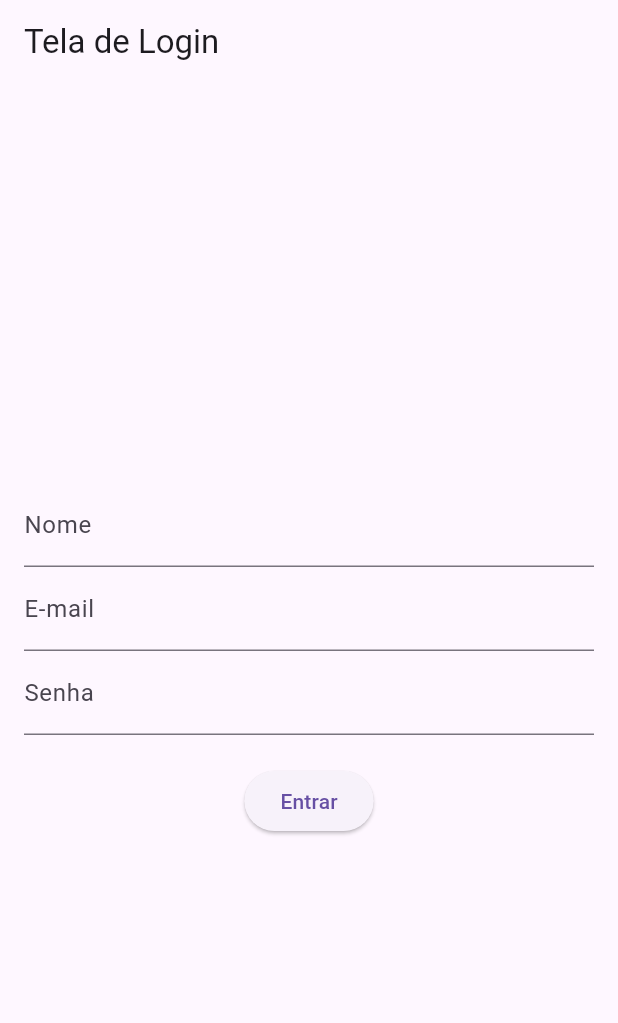
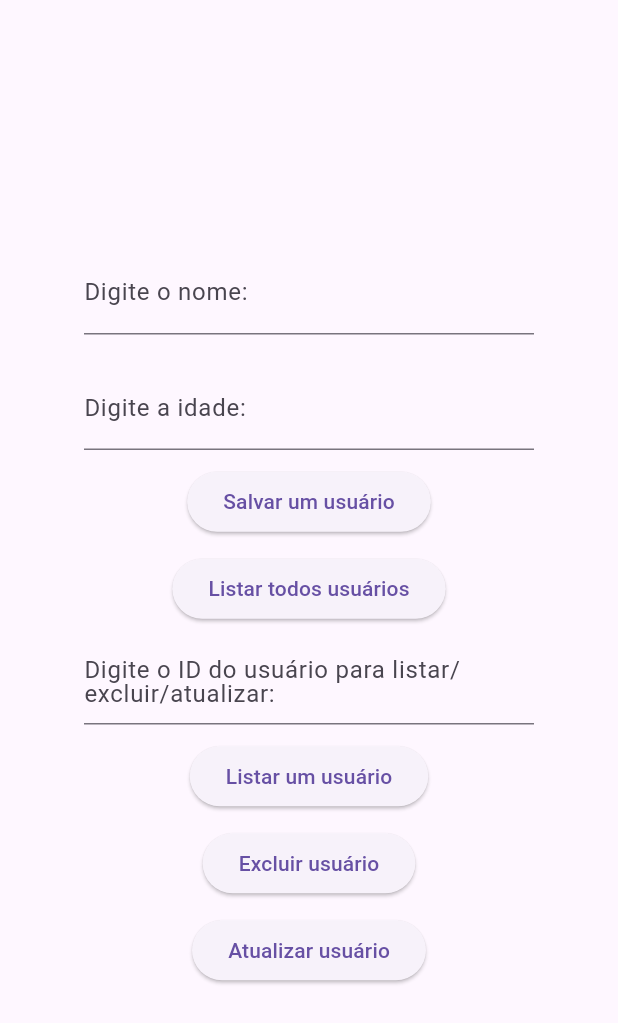
Before and after one commit to LucasVieiraaaa/register-flutter, a Flutter app: the screen it shows after launch, on a phone screen of 412 x 824 dp. Shown: the top 1023 px of the screen. Run offline on Flutter 3.47's test engine with Material 3 defaults, Android fonts, the phone set to English and light mode, and no system bars; our stand-ins replace sqflite; accounts and stored records are empty.

Commit message:
update for data base

```diff
--- a/lib/main.dart
+++ b/lib/main.dart
@@ -1,157 +1,285 @@
 import 'package:flutter/material.dart';
+import 'package:sqflite/sqflite.dart';
+import 'package:path/path.dart';
 
 void main() {
-  runApp(const MyApp());
+  runApp(const App());
 }
 
-class MyApp extends StatelessWidget {
-  const MyApp({super.key});
+class App extends StatelessWidget {
+  const App({super.key});
 
   @override
   Widget build(BuildContext context) {
-    return MaterialApp(
-      title: 'Lista e Login App',
-      theme: ThemeData(
-        primarySwatch: Colors.blue,
-      ),
-      initialRoute: '/login',
-      routes: {
-        '/login': (context) => const LoginScreen(),
-        '/list': (context) => const ListScreen(),
-      },
+    return const MaterialApp(
+      home: Home(),
     );
   }
 }
 
-class LoginScreen extends StatefulWidget {
-  const LoginScreen({super.key});
+class Home extends StatefulWidget {
+  const Home({super.key});
 
   @override
-  State<LoginScreen> createState() => _LoginScreenState();
+  State<Home> createState() => _HomeState();
 }
 
-class _LoginScreenState extends State<LoginScreen> {
-  final _formKey = GlobalKey<FormState>();
-  final _nameController = TextEditingController();
-  final _emailController = TextEditingController();
-  final _passwordController = TextEditingController();
+class _HomeState extends State<Home> {
+  // Método para recuperar ou abrir o banco de dados
+  _recuperarBD() async {
+    // Obtém o caminho onde o banco de dados será salvo no dispositivo
+    final caminho = await getDatabasesPath();
+    final local = join(caminho, "bancodados.db");
 
-  void _login() {
-    if (_emailController.text == 'admin@admin.com' &&
-        _passwordController.text == '12345') {
-      Navigator.pushNamed(
-        context,
-        '/list',
-        arguments: _nameController.text.isEmpty
-            ? 'Usuário'
-            : _nameController.text,
+    // Abre o banco de dados e cria a tabela 'usuarios' se ainda não existir
+    var retorno = await openDatabase(
+      local,
+      version: 1,
+      onCreate: (db, dbVersaoRecente) {
+        // SQL para criar a tabela 'usuarios' com colunas de ID, nome e idade
+        String sql = "CREATE TABLE usuarios ("
+            "id INTEGER PRIMARY KEY AUTOINCREMENT, "
+            "nome VARCHAR, idade INTEGER)";
+        db.execute(sql);
+      },
     );
-    } else {
+
+    print("Aberto ${retorno.isOpen.toString()}");
+
+    return retorno;
+  }
+
+  // Método para inserir um novo usuário no banco de dados
+  _salvarDados(BuildContext context, String nome, int idade) async {
+    Database db = await _recuperarBD();
+
+    // Dados a serem inseridos, representados como um mapa
+    Map<String, dynamic> dadosUsuario = {
+      "nome": nome,
+      "idade": idade,
+    };
+
+    // Insere os dados na tabela 'usuarios' e retorna o ID do novo registro
+    int id = await db.insert("usuarios", dadosUsuario);
+    print("Salvo $id");
+
+    // Exibe um diálogo para o usuário confirmar que o registro foi salvo
+    _mostrarDialogo(context, "Usuário salvo com sucesso!");
+  }
+
+  // Método para exibir diálogos de confirmação e mensagens
+  _mostrarDialogo(BuildContext context, String mensagem) {
     showDialog(
       context: context,
-        builder: (context) => AlertDialog(
-          title: const Text('Dados inválidos'),
-          content: const Text('Usuário e/ou senha incorreto(a)'),
+      builder: (BuildContext context) {
+        return AlertDialog(
+          title: const Text("Resultado"),
+          content: Text(mensagem),
           actions: [
             TextButton(
-              onPressed: () => Navigator.pop(context),
-              child: const Text('Não'),
-            ),
-            TextButton(
-              onPressed: () => Navigator.pop(context),
-              child: const Text('Sim'),
+              onPressed: () {
+                Navigator.of(context).pop();
+              },
+              child: const Text("OK"),
             ),
           ],
-        ),
         );
+      },
+    );
+  }
+
+  // Método para listar todos os usuários armazenados no banco de dados
+  _listarUsuarios() async {
+    Database db = await _recuperarBD();
+    String sql = "SELECT * FROM usuarios";
+    List usuarios = await db.rawQuery(sql);
+
+    // Imprime os dados de cada usuário listado no banco
+    for (var usu in usuarios) {
+      print(
+          " id: ${usu['id'].toString()} nome: ${usu['nome']} idade: ${usu['idade']}");
     }
   }
 
-  @override
-  void dispose() {
-    _nameController.dispose();
-    _emailController.dispose();
-    _passwordController.dispose();
-    super.dispose();
+  // Método para listar um usuário específico com base no ID
+  _listarUmUsuario(BuildContext context, int id) async {
+    Database db = await _recuperarBD();
+
+    // Faz a consulta na tabela 'usuarios' com o ID fornecido
+    List usuarios = await db.query(
+      "usuarios",
+      columns: ["id", "nome", "idade"],
+      where: "id = ?",
+      whereArgs: [id],
+    );
+
+    // Verifica se o usuário existe e exibe um diálogo com as informações
+    if (usuarios.isNotEmpty) {
+      var usuario = usuarios.first;
+      _mostrarDialogo(context,
+          "ID: ${usuario['id']} \nNome: ${usuario['nome']} \nIdade: ${usuario['idade']}");
+    } else {
+      _mostrarDialogo(context, "Usuário com ID $id não encontrado.");
     }
+  }
+
+  // Método para excluir um usuário com base no ID
+  _excluirUsuario(BuildContext context, int id) async {
+    Database db = await _recuperarBD();
+
+    // Exclui o registro de acordo com o ID fornecido
+    int retorno = await db.delete(
+      "usuarios",
+      where: "id = ?",
+      whereArgs: [id],
+    );
+
+    print("Itens excluídos: $retorno");
+
+    // Exibe um diálogo para confirmar a exclusão
+    _mostrarDialogo(context, "Usuário com ID $id excluído com sucesso.");
+  }
+
+  // Método para atualizar informações de um usuário existente
+  _atualizarUsuario(
+      BuildContext context, int id, String? nome, int? idade) async {
+    Database db = await _recuperarBD();
+
+    // Cria um mapa para atualizar os dados somente dos campos não nulos
+    Map<String, dynamic> dadosUsuario = {};
+    if (nome != null && nome.isNotEmpty) {
+      dadosUsuario["nome"] = nome;
+    }
+    if (idade != null) {
+      dadosUsuario["idade"] = idade;
+    }
+
+    // Realiza a atualização caso existam campos para modificar
+    if (dadosUsuario.isNotEmpty) {
+      int retorno = await db.update(
+        "usuarios",
+        dadosUsuario,
+        where: "id = ?",
+        whereArgs: [id],
+      );
+
+      print("Itens atualizados: $retorno");
+      _mostrarDialogo(context, "Usuário com ID $id atualizado com sucesso.");
+    } else {
+      _mostrarDialogo(context, "Nenhuma informação para atualizar.");
+    }
+  }
+
+  final TextEditingController _nomeController = TextEditingController();
+  final TextEditingController _idadeController = TextEditingController();
+  final TextEditingController _idController = TextEditingController();
 
   @override
   Widget build(BuildContext context) {
     return Scaffold(
-      appBar: AppBar(title: const Text('Tela de Login')),
-      body: Padding(
-        padding: const EdgeInsets.all(16.0),
-        child: Form(
-          key: _formKey,
+      body: Container(
+        alignment: Alignment.center,
         child: Column(
+          mainAxisSize: MainAxisSize.max,
           mainAxisAlignment: MainAxisAlignment.center,
           children: [
-              TextFormField(
-                controller: _nameController,
-                decoration: const InputDecoration(labelText: 'Nome'),
+            Container(
+              margin: const EdgeInsets.all(0.5),
+              width: 300,
+              alignment: Alignment.center,
+              child: TextField(
+                controller: _nomeController,
+                decoration: const InputDecoration(
+                  label: Text("Digite o nome:"),
                 ),
-              TextFormField(
-                controller: _emailController,
-                decoration: const InputDecoration(labelText: 'E-mail'),
-                keyboardType: TextInputType.emailAddress,
               ),
-              TextFormField(
-                controller: _passwordController,
-                decoration: const InputDecoration(labelText: 'Senha'),
-                obscureText: true,
             ),
-              const SizedBox(height: 20),
+            const Padding(padding: EdgeInsets.all(10)),
+            Container(
+              margin: const EdgeInsets.all(0.5),
+              width: 300,
+              alignment: Alignment.center,
+              child: TextField(
+                controller: _idadeController,
+                decoration: const InputDecoration(
+                  label: Text("Digite a idade:"),
+                ),
+                keyboardType: TextInputType.number,
+              ),
+            ),
+            const SizedBox(height: 10),
             ElevatedButton(
-                onPressed: _login,
-                child: const Text('Entrar'),
+              onPressed: () {
+                _salvarDados(context, _nomeController.text,
+                    int.tryParse(_idadeController.text) ?? 0);
+              },
+              child: const Text("Salvar um usuário"),
+            ),
+            const SizedBox(height: 10),
+            ElevatedButton(
+              onPressed: _listarUsuarios,
+              child: const Text("Listar todos usuários"),
+            ),
+            const SizedBox(height: 10),
+            Container(
+              margin: const EdgeInsets.all(0.5),
+              width: 300,
+              alignment: Alignment.center,
+              child: TextField(
+                controller: _idController,
+                decoration: const InputDecoration(
+                  label: Text(
+                      "Digite o ID do usuário para listar/excluir/atualizar:"),
+                ),
+                keyboardType: TextInputType.number,
+              ),
+            ),
+            const SizedBox(height: 10),
+            ElevatedButton(
+              onPressed: () {
+                int? id = int.tryParse(_idController.text);
+                if (id != null) {
+                  _listarUmUsuario(context, id);
+                } else {
+                  _mostrarDialogo(
+                      context, "Por favor, insira um ID válido para listar.");
+                }
+              },
+              child: const Text("Listar um usuário"),
+            ),
+            const SizedBox(height: 10),
+            ElevatedButton(
+              onPressed: () {
+                int? id = int.tryParse(_idController.text);
+                if (id != null) {
+                  _excluirUsuario(context, id);
+                } else {
+                  _mostrarDialogo(
+                      context, "Por favor, insira um ID válido para excluir.");
+                }
+              },
+              child: const Text("Excluir usuário"),
+            ),
+            const SizedBox(height: 10),
+            ElevatedButton(
+              onPressed: () {
+                int? id = int.tryParse(_idController.text);
+                if (id != null) {
+                  String? nome = _nomeController.text.isNotEmpty
+                      ? _nomeController.text
+                      : null;
+                  int? idade = int.tryParse(_idadeController.text);
+                  _atualizarUsuario(context, id, nome, idade);
+                } else {
+                  _mostrarDialogo(context,
+                      "Por favor, insira um ID válido para atualizar.");
+                }
+              },
+              child: const Text("Atualizar usuário"),
             ),
           ],
-          ),
         ),
       ),
     );
   }
 }
-
-class ListScreen extends StatelessWidget {
-  const ListScreen({super.key});
-
-  @override
-  Widget build(BuildContext context) {
-    final String name = ModalRoute.of(context)?.settings.arguments as String? ?? 'Usuário';
-    final List<String> items = List.generate(20, (index) => 'Item ${index + 1}');
-
-    return Scaffold(
-      appBar: AppBar(
-        title: Text('Bem vindo(a), $name'),
-      ),
-      body: ListView.builder(
-        itemCount: items.length,
-        itemBuilder: (context, index) {
-          return ListTile(
-            title: Text(items[index]),
-            onTap: () {
-              showDialog(
-                context: context,
-                builder: (context) => AlertDialog(
-                  title: const Text('Alerta'),
-                  content: Text('Você clicou no item ${index + 1}'),
-                  actions: [
-                    TextButton(
-                      onPressed: () => Navigator.pop(context),
-                      child: const Text('Não'),
-                    ),
-                    TextButton(
-                      onPressed: () => Navigator.pop(context),
-                      child: const Text('Sim'),
-                    ),
-                  ],
-                ),
-              );
-            },
-          );
-        },
-      ),
-    );
-  }
-}
--- a/pubspec.yaml
+++ b/pubspec.yaml
@@ -30,6 +30,8 @@ environment:
 dependencies:
   flutter:
     sdk: flutter
+  sqflite: ^2.3.2
+  path: ^1.9.0
 
   # The following adds the Cupertino Icons font to your application.
   # Use with the CupertinoIcons class for iOS style icons.
```
Also changed, not shown: pubspec.lock, 1 other file. Lines whose indentation alone changed are shown as unchanged.
